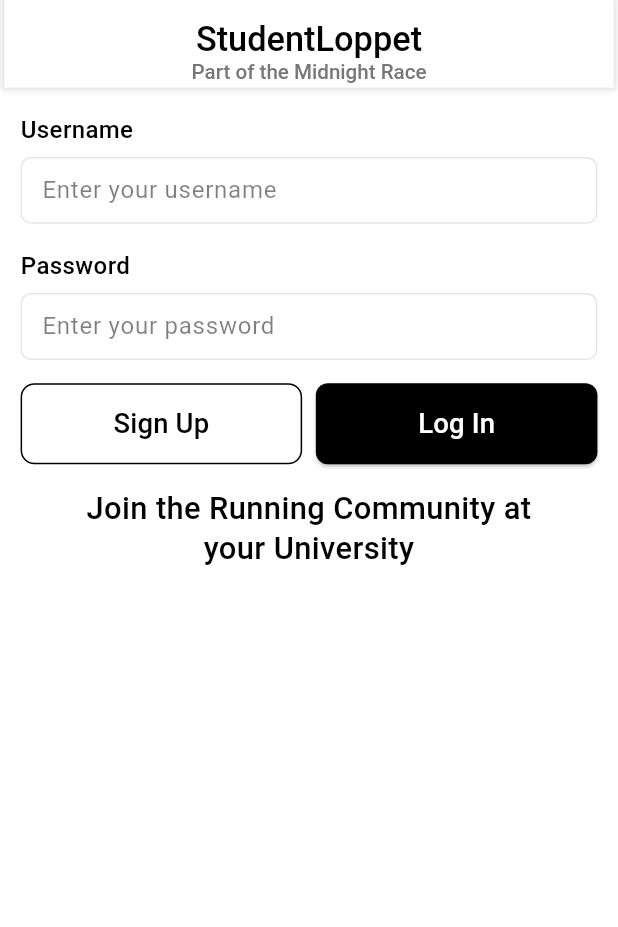
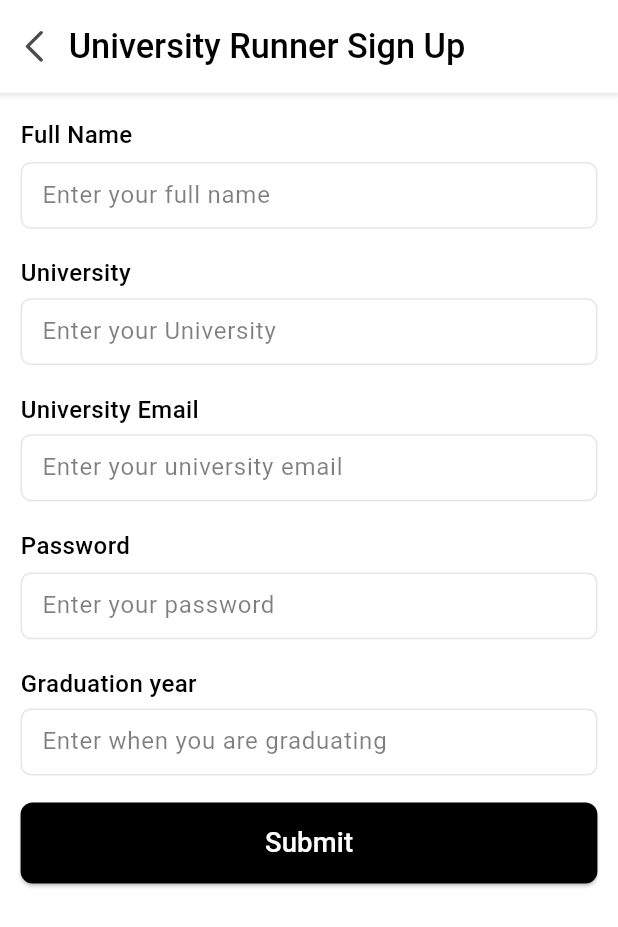
Before and after one commit to BillboEliasJohansson/Studentloppet-Frontend, a Flutter app: the LoginScreen screen opened by its route, after a tap on "Sign Up", on a phone screen of 412 x 824 dp. Shown: the top 927 px of the screen. Run offline on Flutter 3.47's test engine with Material 3 defaults, Android fonts, the phone set to English and light mode, and no system bars; our stand-ins replace cached_network_image, flutter_svg.

Commit message:
First Iteration of log in and sign up front to back end implementation
Co-authored-by: anton.j.fredriksson@hotmail.com <anton.j.fredriksson@hotmail.com>

```diff
--- a/lib/Screens/login_screen.dart
+++ b/lib/Screens/login_screen.dart
@@ -1,11 +1,13 @@
 // ignore_for_file: must_be_immutable
 
 import 'package:flutter/material.dart';
+import 'package:studentloppet/routes/app_routes.dart';
 import 'package:studentloppet/theme/app_decoration.dart';
 import 'package:studentloppet/theme/custom_button_style.dart';
 import 'package:studentloppet/theme/custom_text_style.dart';
 import 'package:studentloppet/theme/theme_helper.dart';
 import 'package:studentloppet/utils/size_utils.dart';
+import 'package:studentloppet/networking/network.dart';
 
 import '../widgets/custom_elevated_button.dart';
 import '../widgets/custom_outlined_button.dart';
@@ -164,7 +166,7 @@ class LoginScreen extends StatelessWidget {
             buttonStyle: CustomButtonStyles.outlinePrimaryTL8,
             buttonTextStyle: CustomTextStyles.titleMedium16,
             onPressed: () {
-              //TODO
+              Navigator.pushNamed(context, AppRoutes.signupScreen);
             },
           ),
           CustomElevatedButton(
@@ -172,12 +174,26 @@ class LoginScreen extends StatelessWidget {
             text: "Log In",
             margin: EdgeInsets.only(left: 8.h),
             buttonTextStyle: CustomTextStyles.titleMediumWhiteA700,
-            onPressed: () {
-              //TODO
+            onPressed: () async {
+              await Signin();
             },
           )
         ],
       ),
     );
   }
+
+  Future<void> Signin() async {
+
+    // Fetch data asynchronously and wait for the result
+    final response = await network.callLogIn(userNameController.text, passwordController.text);
+
+    // Check if the request was successful
+    if (response.statusCode == 200) {
+      // Print the body of the HTTP response
+      print("Response: " + response.body);
+    } else {
+      print("Error: " + response.statusCode.toString());
+    }
+  }
 }
--- a/lib/Screens/signup_screen.dart
+++ b/lib/Screens/signup_screen.dart
@@ -0,0 +1,217 @@
+// ignore_for_file: must_be_immutable
+
+import 'package:flutter/material.dart';
+import 'package:studentloppet/networking/network.dart';
+import 'package:studentloppet/theme/custom_text_style.dart';
+import 'package:studentloppet/theme/theme_helper.dart';
+import 'package:studentloppet/utils/image_constant.dart';
+import 'package:studentloppet/utils/size_utils.dart';
+import '../../widgets/app_bar/appbar_leading_image.dart';
+import '../../widgets/app_bar/appbar_title.dart';
+import '../../widgets/app_bar/custom_app_bar.dart';
+import '../../widgets/custom_elevated_button.dart';
+import '../../widgets/custom_text_form_field.dart';
+
+class SignupScreen extends StatelessWidget {
+  SignupScreen({Key? key})
+      : super(
+          key: key,
+        );
+
+  TextEditingController fullNameController = TextEditingController();
+
+  TextEditingController universityplaceController = TextEditingController();
+
+  TextEditingController emailController = TextEditingController();
+
+  TextEditingController graduationyearpController = TextEditingController();
+
+  TextEditingController passwordController = TextEditingController();
+
+  GlobalKey<FormState> _formKey = GlobalKey<FormState>();
+
+  @override
+  Widget build(BuildContext context) {
+    return SafeArea(
+      child: Scaffold(
+        resizeToAvoidBottomInset: false,
+        appBar: _buildAppBar(context),
+        body: SizedBox(
+          width: SizeUtils.width,
+          child: SingleChildScrollView(
+            padding: EdgeInsets.only(
+              bottom: MediaQuery.of(context).viewInsets.bottom,
+            ),
+            child: Form(
+              key: _formKey,
+              child: Container(
+                width: double.maxFinite,
+                padding: EdgeInsets.symmetric(
+                  horizontal: 12.h,
+                  vertical: 13.v,
+                ),
+                child: Column(
+                  children: [
+                    _buildInputFullName(context),
+                    SizedBox(height: 14.v),
+                    _buildInputUniversityPlace(context),
+                    SizedBox(height: 14.v),
+                    _buildInputEmail(context),
+                    SizedBox(height: 14.v),
+                    _buildInputPassword(context),
+                    SizedBox(height: 14.v),
+                    _buildInputGraduationYearP(context),
+                    SizedBox(height: 14.v),
+                    CustomElevatedButton(
+                      text: "Submit",
+                      buttonTextStyle: CustomTextStyles.titleMediumWhiteA700,
+                      onPressed: () async {
+                        await Signup();
+                      },
+                    ),
+                    SizedBox(height: 5.v)
+                  ],
+                ),
+              ),
+            ),
+          ),
+        ),
+      ),
+    );
+  }
+
+  Future<void> Signup() async {
+
+    // Fetch data asynchronously and wait for the result
+    final response = await network.callSignUp(universityplaceController.text, emailController.text, passwordController.text);
+
+    // Check if the request was successful
+    if (response.statusCode == 200) {
+      // Print the body of the HTTP response
+      print("Response: " + response.body);
+    } else {
+      print("Error: " + response.statusCode.toString());
+    }
+  }
+
+  /// Section Widget
+  PreferredSizeWidget _buildAppBar(BuildContext context) {
+    return CustomAppBar(
+      leadingWidth: 32.h,
+      leading: AppbarLeadingImage(
+        imagePath: ImageConstant.imgArrowLeft,
+        margin: EdgeInsets.only(
+          left: 8.h,
+          top: 12.v,
+          bottom: 12.v,
+        ),
+        onTap: () {
+          onTapArrowleftone(context);
+        },
+      ),
+      title: AppbarTitle(
+        text: "University Runner Sign Up",
+        margin: EdgeInsets.only(left: 8.h),
+      ),
+      styleType: Style.bgShadow,
+    );
+  }
+
+  /// Section Widget
+  Widget _buildInputFullName(BuildContext context) {
+    return Column(
+      crossAxisAlignment: CrossAxisAlignment.start,
+      children: [
+        Text(
+          "Full Name",
+          style: theme.textTheme.titleSmall,
+        ),
+        SizedBox(height: 5.v),
+        CustomTextFormField(
+          controller: fullNameController,
+          hintText: "Enter your full name",
+        )
+      ],
+    );
+  }
+
+  /// Section Widget
+  Widget _buildInputPassword(BuildContext context) {
+    return Column(
+      crossAxisAlignment: CrossAxisAlignment.start,
+      children: [
+        Text(
+          "Password",
+          style: theme.textTheme.titleSmall,
+        ),
+        SizedBox(height: 5.v),
+        CustomTextFormField(
+          controller: passwordController,
+          hintText: "Enter your password",
+          obscureText: true,
+        )
+      ],
+    );
+  }
+
+  /// Section Widget
+  Widget _buildInputUniversityPlace(BuildContext context) {
+    return Column(
+      crossAxisAlignment: CrossAxisAlignment.start,
+      children: [
+        Text(
+          "University",
+          style: theme.textTheme.titleSmall,
+        ),
+        SizedBox(height: 4.v),
+        CustomTextFormField(
+          controller: universityplaceController,
+          hintText: "Enter your University",
+        )
+      ],
+    );
+  }
+
+  /// Section Widget
+  Widget _buildInputEmail(BuildContext context) {
+    return Column(
+      crossAxisAlignment: CrossAxisAlignment.start,
+      children: [
+        Text(
+          "University Email",
+          style: theme.textTheme.titleSmall,
+        ),
+        SizedBox(height: 4.v),
+        CustomTextFormField(
+          controller: emailController,
+          hintText: "Enter your university email",
+          textInputType: TextInputType.emailAddress,
+        )
+      ],
+    );
+  }
+
+  /// Section Widget
+  Widget _buildInputGraduationYearP(BuildContext context) {
+    return Column(
+      crossAxisAlignment: CrossAxisAlignment.start,
+      children: [
+        Text(
+          "Graduation year",
+          style: theme.textTheme.titleSmall,
+        ),
+        SizedBox(height: 4.v),
+        CustomTextFormField(
+          controller: graduationyearpController,
+          hintText: "Enter when you are graduating",
+          textInputAction: TextInputAction.done,
+        )
+      ],
+    );
+  }
+
+  /// Navigates back to the previous screen.
+  onTapArrowleftone(BuildContext context) {
+    Navigator.pop(context);
+  }
+}
--- /dev/null
+++ b/lib/networking/network.dart
@@ -0,0 +1,19 @@
+import 'package:http/http.dart' as http;
+
+class network {
+
+
+  static Future<http.Response> callSignUp(String university, String email, String password) async {
+    final response = await http
+        .get(Uri.parse('https://group-15-2.pvt.dsv.su.se/studentloppet/add/'
+         + email + "/" + password + "/" + university));
+    return response;
+  }
+
+  static Future<http.Response> callLogIn(String email, String password) async {
+    final response = await http
+        .get(Uri.parse('https://group-15-2.pvt.dsv.su.se/studentloppet/login/'
+         + email + "/" + password));
+    return response;
+  }
+}
--- a/lib/routes/app_routes.dart
+++ b/lib/routes/app_routes.dart
@@ -1,10 +1,14 @@
 import 'package:flutter/material.dart';
 import 'package:studentloppet/Screens/login_screen.dart';
+import 'package:studentloppet/Screens/signup_screen.dart';
 
 class AppRoutes {
   static const String initialRoute = '/initialRoute';
 
+  static const String signupScreen = '/Screens/signup_screen.dart';
+
   static Map<String, WidgetBuilder> routes = {
-    initialRoute: (context) => LoginScreen()
+    initialRoute: (context) => LoginScreen(),
+    signupScreen: (context) => SignupScreen()
   };
 }
--- a/pubspec.yaml
+++ b/pubspec.yaml
@@ -15,6 +15,7 @@ dependencies:
   intl: 0.19.0
   connectivity_plus: 6.0.2
   cupertino_icons: 1.0.8
+  http: ^1.0.0
 
 dev_dependencies:
   flutter_test:
```
Also changed, not shown: pubspec.lock.
